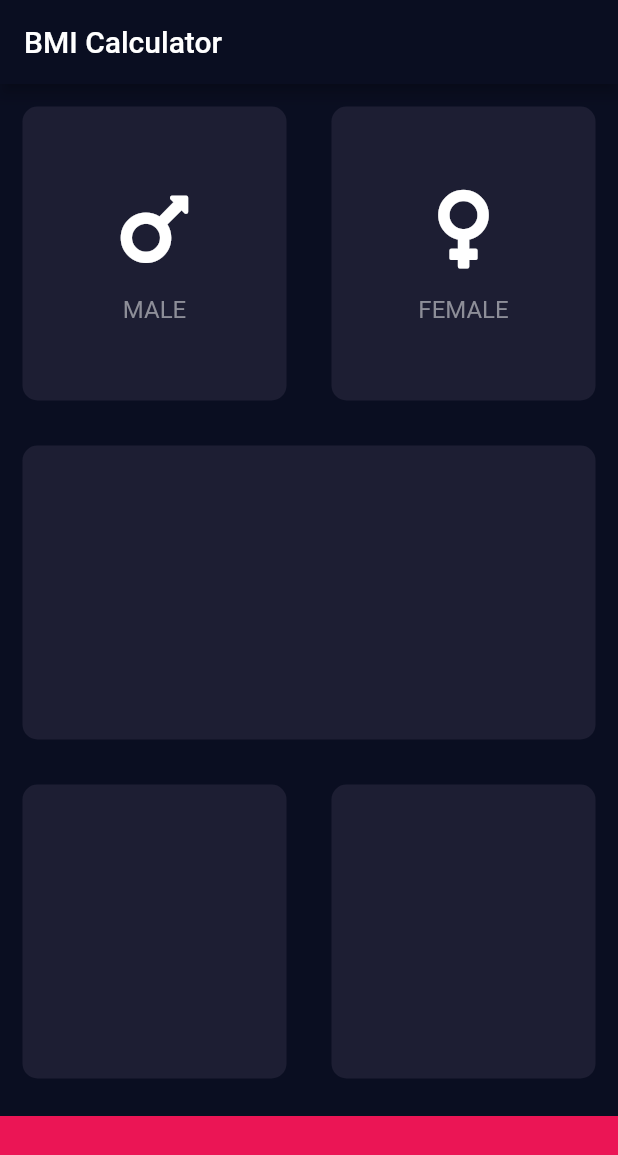
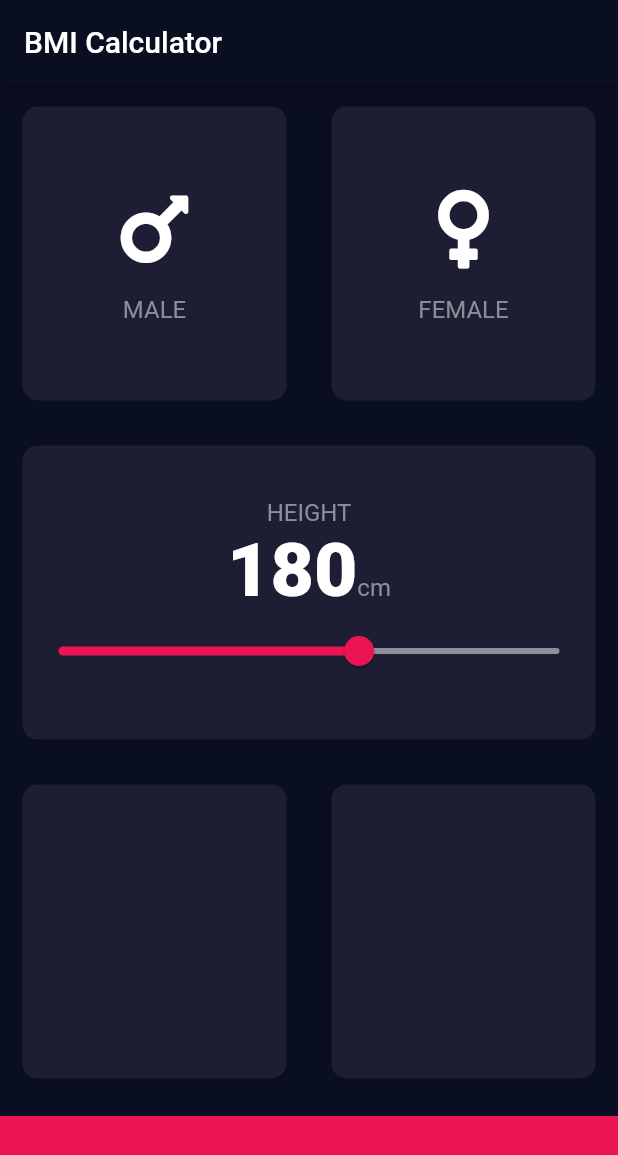
Before and after one commit to Allabergen/bmi_calculator_flutter, a Flutter app: the screen it shows after launch, on a phone screen of 412 x 824 dp. Shown: the top 1155 px of the screen. Run offline on Flutter 3.47's test engine with Material 2 defaults, Android fonts, the phone set to English and light mode, and no system bars; our stand-ins replace font_awesome_flutter.

Commit message:
add constants.dart, height changing card, slider

```diff
--- /dev/null
+++ b/lib/constants.dart
@@ -0,0 +1,15 @@
+import 'package:flutter/material.dart';
+
+const kTextColor = Color(0xFF8D8E98);
+const kGenderTextStyle = TextStyle(fontSize: 16.0, color: kTextColor);
+const kHeightTextStyle = TextStyle(fontSize: 50.0, fontWeight: FontWeight.w900);
+const kFaIconSize = 60.0;
+const kGap = 15.0;
+
+const kBottomContainerHeight = 80.0;
+const kActiveCardColour = Color(0xFF111328);
+const kInactiveCardColour = Color(0xFF1D1E33);
+const kBottomContainerColour = Color(0xFFEB1555);
+
+const kMarginValue = 15.0;
+const kRadius = 10.0;
--- a/lib/icon_content.dart
+++ b/lib/icon_content.dart
@@ -1,8 +1,6 @@
 import 'package:flutter/material.dart';
 
-const gendertextStyle = TextStyle(fontSize: 16.0, color: Color(0xFF8D8E98));
-const faIconSize = 60.0;
-const gap = 15.0;
+import 'constants.dart';
 
 class IconContent extends StatelessWidget {
   final IconData faIcon;
@@ -17,12 +15,12 @@ class IconContent extends StatelessWidget {
       children: <Widget>[
         Icon(
           faIcon,
-          size: faIconSize,
+          size: kFaIconSize,
         ),
         SizedBox(
-          height: gap,
+          height: kGap,
         ),
-        Text(gender, style: gendertextStyle),
+        Text(gender, style: kGenderTextStyle),
       ],
     );
   }
--- a/lib/input_page.dart
+++ b/lib/input_page.dart
@@ -2,12 +2,8 @@ import 'package:bmi_calculator/reusable_card.dart';
 import 'package:flutter/material.dart';
 import 'package:font_awesome_flutter/font_awesome_flutter.dart';
 
+import 'constants.dart';
 import 'icon_content.dart';
-
-const double bottomContainerHeight = 80.0;
-const Color activeCardColour = Color(0xFF111328);
-const Color inactiveCardColour = Color(0xFF1D1E33);
-const Color bottomContainerColour = Color(0xFFEB1555);
 
 enum GenderType { male, female }
 
@@ -18,6 +14,7 @@ class InputPage extends StatefulWidget {
 
 class _InputPageState extends State<InputPage> {
   GenderType genderSelected;
+  int height = 180;
 
   @override
   Widget build(BuildContext context) {
@@ -26,6 +23,7 @@ class _InputPageState extends State<InputPage> {
         title: Text('BMI Calculator'),
       ),
       body: Column(
+        crossAxisAlignment: CrossAxisAlignment.stretch,
         children: <Widget>[
           Expanded(
             child: Row(
@@ -33,8 +31,8 @@ class _InputPageState extends State<InputPage> {
                 Expanded(
                   child: ReusableCard(
                     colour: genderSelected == GenderType.male
-                        ? activeCardColour
-                        : inactiveCardColour,
+                        ? kActiveCardColour
+                        : kInactiveCardColour,
                     cardChild: IconContent(
                         faIcon: FontAwesomeIcons.mars, gender: 'MALE'),
                     onPress: () {
@@ -47,8 +45,8 @@ class _InputPageState extends State<InputPage> {
                 Expanded(
                   child: ReusableCard(
                     colour: genderSelected == GenderType.female
-                        ? activeCardColour
-                        : inactiveCardColour,
+                        ? kActiveCardColour
+                        : kInactiveCardColour,
                     cardChild: IconContent(
                       faIcon: FontAwesomeIcons.venus,
                       gender: 'FEMALE',
@@ -64,25 +62,57 @@ class _InputPageState extends State<InputPage> {
             ),
           ),
           Expanded(
-            child: ReusableCard(colour: inactiveCardColour),
+            child: ReusableCard(
+              colour: kInactiveCardColour,
+              cardChild: Column(
+                mainAxisAlignment: MainAxisAlignment.center,
+                children: <Widget>[
+                  Text('HEIGHT', style: kGenderTextStyle),
+                  Row(
+                    mainAxisAlignment: MainAxisAlignment.center,
+                    crossAxisAlignment: CrossAxisAlignment.baseline,
+                    textBaseline: TextBaseline.alphabetic,
+                    children: <Widget>[
+                      Text(
+                        height.toString(),
+                        style: kHeightTextStyle,
+                      ),
+                      Text('cm', style: kGenderTextStyle),
+                    ],
+                  ),
+                  Slider(
+                    value: height.toDouble(),
+                    min: 120.0,
+                    max: 220.0,
+                    activeColor: kBottomContainerColour,
+                    inactiveColor: kTextColor,
+                    onChanged: (double value) {
+                      setState(() {
+                        height = value.round();
+                      });
+                    },
+                  ),
+                ],
+              ),
+            ),
           ),
           Expanded(
             child: Row(
               children: <Widget>[
                 Expanded(
-                  child: ReusableCard(colour: inactiveCardColour),
+                  child: ReusableCard(colour: kInactiveCardColour),
                 ),
                 Expanded(
-                  child: ReusableCard(colour: inactiveCardColour),
+                  child: ReusableCard(colour: kInactiveCardColour),
                 ),
               ],
             ),
           ),
           Container(
-            color: bottomContainerColour,
+            color: kBottomContainerColour,
             margin: EdgeInsets.only(top: 10.0),
             width: double.infinity,
-            height: bottomContainerHeight,
+            height: kBottomContainerHeight,
           ),
         ],
       ),
--- a/lib/reusable_card.dart
+++ b/lib/reusable_card.dart
@@ -1,7 +1,6 @@
 import 'package:flutter/material.dart';
 
-const marginValue = 15.0;
-const radius = 10.0;
+import 'constants.dart';
 
 class ReusableCard extends StatelessWidget {
   final Color colour;
@@ -16,10 +15,10 @@ class ReusableCard extends StatelessWidget {
       onTap: onPress,
       child: Container(
         child: cardChild,
-        margin: EdgeInsets.all(marginValue),
+        margin: EdgeInsets.all(kMarginValue),
         decoration: BoxDecoration(
           color: colour,
-          borderRadius: BorderRadius.circular(radius),
+          borderRadius: BorderRadius.circular(kRadius),
         ),
       ),
     );
```
